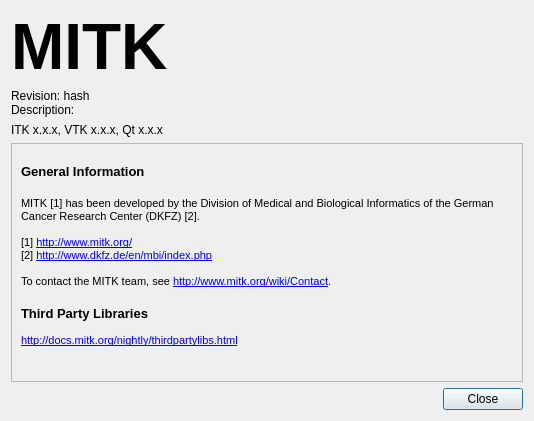
Above: Modules/QtWidgetsExt/src/QmitkAboutDialogGUI.ui from MITK/MITK before the change. Below: the same form after it.
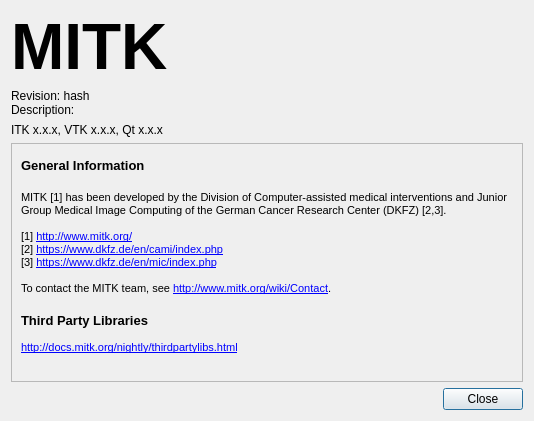
That is the form after the change. Icons and pictures are not drawn.

What changed in the file:
```diff
--- a/Modules/QtWidgetsExt/src/QmitkAboutDialogGUI.ui
+++ b/Modules/QtWidgetsExt/src/QmitkAboutDialogGUI.ui
@@ -122,8 +122,8 @@
        <rect>
         <x>0</x>
         <y>0</y>
-        <width>514</width>
-        <height>236</height>
+        <width>520</width>
+        <height>287</height>
        </rect>
       </property>
       <layout class="QGridLayout" name="gridLayout">
@@ -136,10 +136,11 @@
 &lt;/style&gt;&lt;/head&gt;&lt;body style=&quot; font-family:'MS Shell Dlg 2'; font-size:8pt; font-weight:400; font-style:normal;&quot;&gt;
 &lt;p style=&quot; margin-top:0px; margin-bottom:0px; margin-left:0px; margin-right:0px; -qt-block-indent:0; text-indent:0px;&quot;&gt;&lt;span style=&quot; font-family:'Ubuntu'; font-size:10pt; font-weight:600;&quot;&gt;General Information&lt;/span&gt;&lt;/p&gt;
 &lt;p style=&quot;-qt-paragraph-type:empty; margin-top:0px; margin-bottom:0px; margin-left:0px; margin-right:0px; -qt-block-indent:0; text-indent:0px; font-family:'Ubuntu'; font-size:11pt;&quot;&gt;&lt;br /&gt;&lt;/p&gt;
-&lt;p style=&quot; margin-top:0px; margin-bottom:0px; margin-left:0px; margin-right:0px; -qt-block-indent:0; text-indent:0px;&quot;&gt;MITK [1] has been developed by the Division of Medical and Biological Informatics of the German Cancer Research Center (DKFZ) [2].&lt;/p&gt;
+&lt;p style=&quot; margin-top:0px; margin-bottom:0px; margin-left:0px; margin-right:0px; -qt-block-indent:0; text-indent:0px;&quot;&gt;MITK [1] has been developed by the Division of Computer-assisted medical interventions and Junior Group Medical Image Computing of the German Cancer Research Center (DKFZ) [2,3].&lt;/p&gt;
 &lt;p style=&quot;-qt-paragraph-type:empty; margin-top:0px; margin-bottom:0px; margin-left:0px; margin-right:0px; -qt-block-indent:0; text-indent:0px;&quot;&gt;&lt;br /&gt;&lt;/p&gt;
 &lt;p style=&quot; margin-top:0px; margin-bottom:0px; margin-left:0px; margin-right:0px; -qt-block-indent:0; text-indent:0px;&quot;&gt;[1] &lt;a href=&quot;http://www.mitk.org/&quot;&gt;&lt;span style=&quot; text-decoration: underline; color:#0000ff;&quot;&gt;http://www.mitk.org/&lt;/span&gt;&lt;/a&gt;&lt;/p&gt;
-&lt;p style=&quot; margin-top:0px; margin-bottom:0px; margin-left:0px; margin-right:0px; -qt-block-indent:0; text-indent:0px;&quot;&gt;[2] &lt;a href=&quot;http://www.dkfz.de/en/mbi/index.php&quot;&gt;&lt;span style=&quot; text-decoration: underline; color:#0000ff;&quot;&gt;http://www.dkfz.de/en/mbi/index.php&lt;/span&gt;&lt;/a&gt;&lt;/p&gt;
+&lt;p style=&quot; margin-top:0px; margin-bottom:0px; margin-left:0px; margin-right:0px; -qt-block-indent:0; text-indent:0px;&quot;&gt;[2] &lt;a href=&quot;https://www.dkfz.de/en/cami/index.php&quot;&gt;&lt;span style=&quot; text-decoration: underline; color:#0000ff;&quot;&gt;https://www.dkfz.de/en/cami/index.php&lt;/span&gt;&lt;/a&gt;&lt;/p&gt;
+&lt;p style=&quot; margin-top:0px; margin-bottom:0px; margin-left:0px; margin-right:0px; -qt-block-indent:0; text-indent:0px;&quot;&gt;[3] &lt;a href=&quot;https://www.dkfz.de/en/mic/index.php&quot;&gt;&lt;span style=&quot; text-decoration: underline; color:#0000ff;&quot;&gt;https://www.dkfz.de/en/mic/index.php&lt;/span&gt;&lt;/a&gt;&lt;/p&gt;
 &lt;p style=&quot;-qt-paragraph-type:empty; margin-top:0px; margin-bottom:0px; margin-left:0px; margin-right:0px; -qt-block-indent:0; text-indent:0px;&quot;&gt;&lt;br /&gt;&lt;/p&gt;
 &lt;p style=&quot; margin-top:0px; margin-bottom:0px; margin-left:0px; margin-right:0px; -qt-block-indent:0; text-indent:0px;&quot;&gt;To contact the MITK team, see &lt;a href=&quot;http://www.mitk.org/wiki/Contact&quot;&gt;&lt;span style=&quot; text-decoration: underline; color:#0000ff;&quot;&gt;http://www.mitk.org/wiki/Contact&lt;/span&gt;&lt;/a&gt;.&lt;/p&gt;
 &lt;p style=&quot;-qt-paragraph-type:empty; margin-top:0px; margin-bottom:0px; margin-left:0px; margin-right:0px; -qt-block-indent:0; text-indent:0px; font-family:'Ubuntu'; font-size:11pt;&quot;&gt;&lt;br /&gt;&lt;/p&gt;
```
